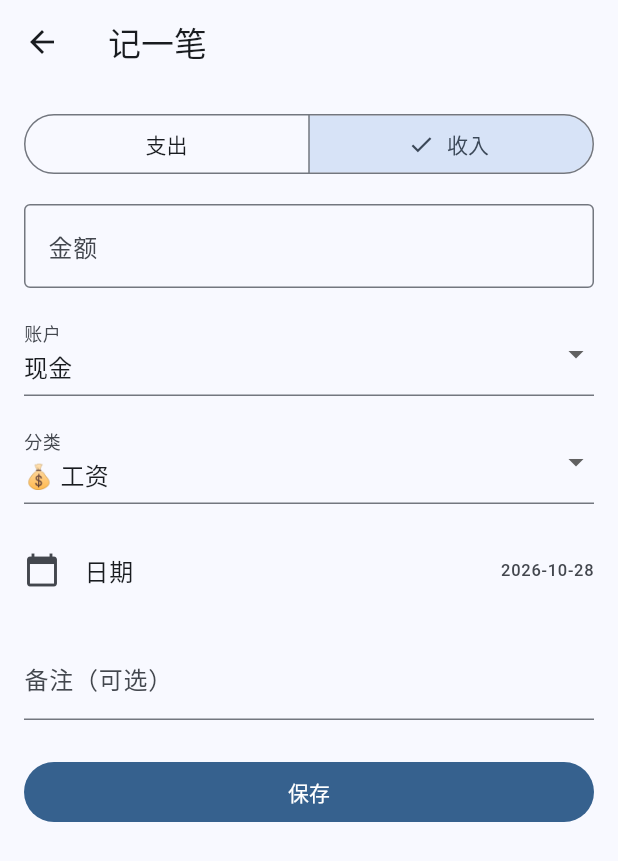
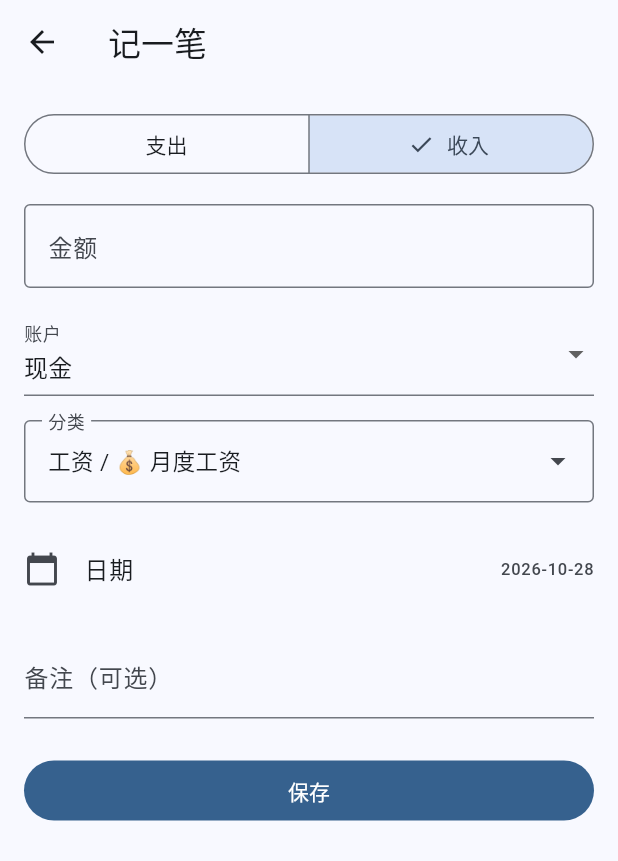
Before and after one commit to Panjihong123/ledger-app, a Flutter app: the TransactionPage screen opened directly, after a tap on "收入", on a phone screen of 412 x 824 dp. Shown: the top 861 px of the screen. Run offline on Flutter 3.47's test engine with Material 3 defaults, Android fonts, the phone set to English and light mode, and no system bars; our stand-ins replace fl_chart, sqflite; accounts and stored records are empty; statements that could not run were skipped.

Commit message:
feat: 饼图缩小+多彩配色/两级分类选择面板/固定签名+版本号1.1.0

```diff
--- a/lib/providers/app_provider.dart
+++ b/lib/providers/app_provider.dart
@@ -27,20 +27,32 @@ class AppProvider extends ChangeNotifier {
   /// 某一级分类下的二级分类
   List<Category> subCategories(int parentId) =>
       categories.where((c) => c.parentId == parentId).toList();
-  /// 记账选择分类时用的有序列表：先一级（按添加顺序），紧跟其下二级，
-  /// 这样新加的二级分类会排在其父级下方，而不是掉到列表最末。
-  List<Category> orderedCategories(String type) {
+
+  /// 按 id 查分类（找不到返回 null，兼容旧数据里已失效的分类 id）
+  Category? categoryById(int? id) {
+    if (id == null) return null;
+    for (final c in categories) {
+      if (c.id == id) return c;
+    }
+    return null;
+  }
+
+  /// 分类显示名：二级分类显示为「一级 / 二级」，便于确认归属
+  String categoryLabel(int? id, {String fallback = '未分类'}) {
+    final c = categoryById(id);
+    if (c == null) return fallback;
+    if (c.parentId == null) return '${c.icon} ${c.name}';
+    final parent = categoryById(c.parentId);
+    if (parent == null) return '${c.icon} ${c.name}';
+    return '${parent.name} / ${c.icon} ${c.name}';
+  }
+
+  /// 记账时的默认分类：取第一个一级分类；它若有二级分类则取第一个二级
+  Category? defaultCategory(String type) {
     final tops = topCategories(type);
-    final result = <Category>[];
-    for (final top in tops) {
-      result.add(top);
-      result.addAll(subCategories(top.id!));
-    }
-    // 兜底：父级缺失的二级分类（理论不存在）追加在末尾
-    result.addAll(categories
-        .where((c) => c.type == type && c.parentId != null)
-        .where((c) => !tops.any((t) => t.id == c.parentId)));
-    return result;
+    if (tops.isEmpty) return null;
+    final subs = subCategories(tops.first.id!);
+    return subs.isNotEmpty ? subs.first : tops.first;
   }
 
   Future<void> init() async {
--- a/lib/screens/transaction_page.dart
+++ b/lib/screens/transaction_page.dart
@@ -3,6 +3,7 @@ import 'package:provider/provider.dart';
 import '../models/transaction.dart';
 import '../providers/app_provider.dart';
 import '../utils/format.dart';
+import '../widgets/category_picker.dart';
 
 class TransactionPage extends StatefulWidget {
   const TransactionPage({super.key});
@@ -24,8 +25,7 @@ class _TransactionPageState extends State<TransactionPage> {
     super.initState();
     final p = context.read<AppProvider>();
     _accountId = p.accounts.isNotEmpty ? p.accounts.first.id : null;
-    final list = p.orderedCategories('expense');
-    _categoryId = list.isNotEmpty ? list.first.id : null;
+    _categoryId = p.defaultCategory('expense')?.id;
   }
 
   @override
@@ -35,7 +35,10 @@ class _TransactionPageState extends State<TransactionPage> {
       return const Scaffold(body: Center(child: CircularProgressIndicator()));
     }
 
-    final cats = p.orderedCategories(_type);
+    // 兼容：categories 未就绪时补一个默认分类，避免选择框空着
+    if (_categoryId == null && p.isReady) {
+      _categoryId = p.defaultCategory(_type)?.id;
+    }
 
     return Scaffold(
       appBar: AppBar(title: const Text('记一笔')),
@@ -52,8 +55,8 @@ class _TransactionPageState extends State<TransactionPage> {
             onSelectionChanged: (s) {
               setState(() {
                 _type = s.first;
-                final list = p.orderedCategories(_type);
-                _categoryId = list.isNotEmpty ? list.first.id : null;
+                // 切换收支后重置为该类型的默认分类
+                _categoryId = p.defaultCategory(_type)?.id;
               });
             },
           ),
@@ -76,19 +79,34 @@ class _TransactionPageState extends State<TransactionPage> {
             onChanged: (v) => setState(() => _accountId = v),
           ),
           const SizedBox(height: 16),
-          // 分类（一级 + 其下二级，层级缩进显示）
-          DropdownButtonFormField<int>(
-            value: _categoryId,
-            decoration: const InputDecoration(labelText: '分类'),
-            items: cats
-                .map((c) => DropdownMenuItem(
-                      value: c.id,
-                      child: Text(c.parentId == null
-                          ? '${c.icon} ${c.name}'
-                          : '    ↳ ${c.icon} ${c.name}'),
-                    ))
-                .toList(),
-            onChanged: (v) => setState(() => _categoryId = v),
+          // 分类：点开面板，按一级分类分组选二级分类（新增的也会归在所属大类下）
+          InkWell(
+            onTap: () async {
+              final picked = await showCategoryPicker(
+                context,
+                provider: p,
+                type: _type,
+                selectedId: _categoryId,
+              );
+              if (picked != null && mounted) {
+                setState(() => _categoryId = picked.id);
+              }
+            },
+            borderRadius: BorderRadius.circular(4),
+            child: InputDecorator(
+              decoration: const InputDecoration(
+                labelText: '分类',
+                border: OutlineInputBorder(),
+                suffixIcon: Icon(Icons.arrow_drop_down),
+              ),
+              child: Text(
+                _categoryId == null ? '请选择分类' : p.categoryLabel(_categoryId!),
+                style: TextStyle(
+                  fontSize: 15,
+                  color: _categoryId == null ? Colors.grey[600] : null,
+                ),
+              ),
+            ),
           ),
           const SizedBox(height: 16),
           // 日期
--- a/pubspec.yaml
+++ b/pubspec.yaml
@@ -1,7 +1,7 @@
 name: ledger
 description: 个人记账软件（Android）
 publish_to: 'none'
-version: 1.1.0+5
+version: 1.1.0+2
 
 environment:
   sdk: ^3.4.0
```
Also changed, not shown: lib/screens/statistics_page.dart (+90 -46 lines), lib/screens/transaction_edit_page.dart (+34 -19 lines), lib/utils/palette.dart (added, +30 -0 lines), lib/widgets/category_picker.dart (added, +164 -0 lines), 3 other files.
